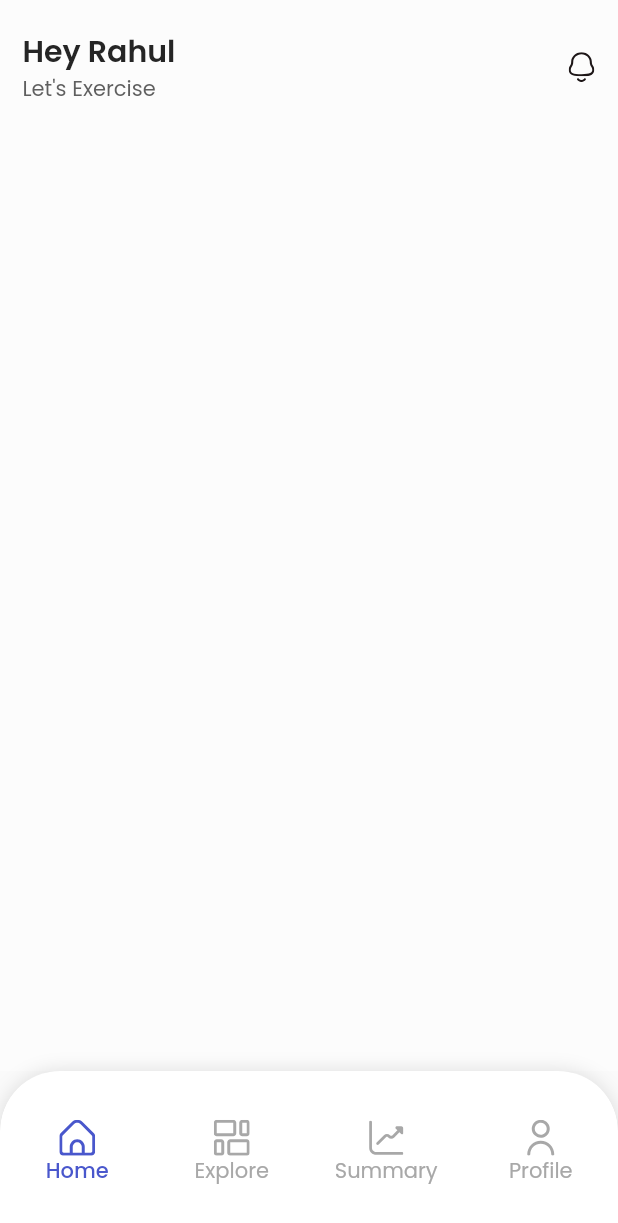
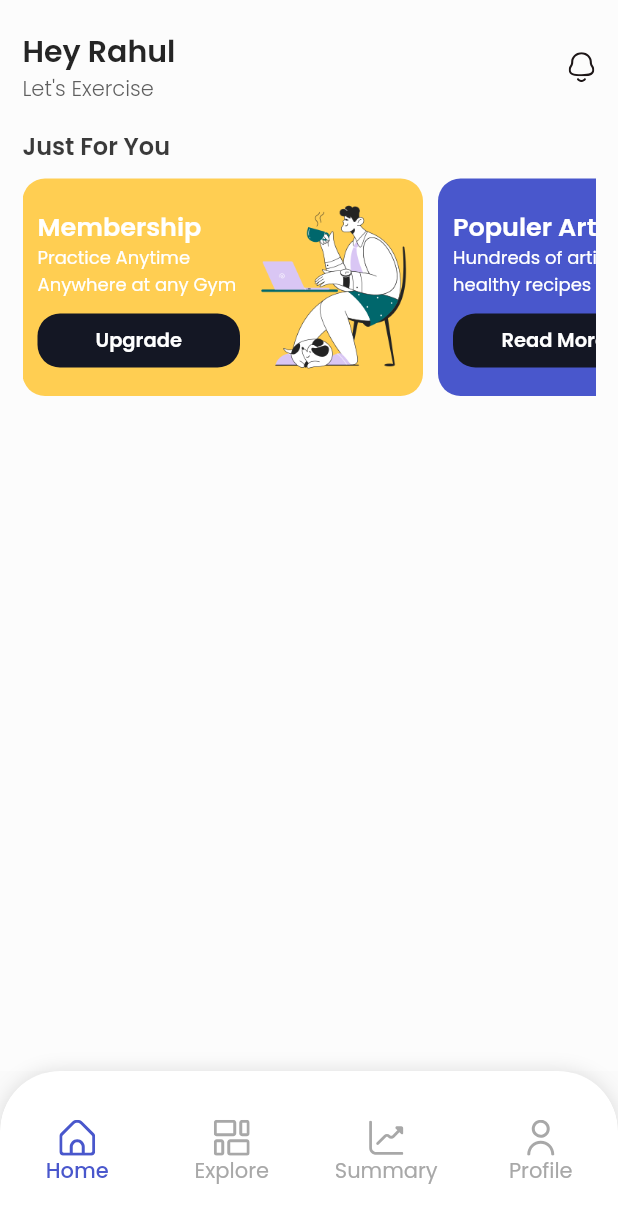
Before and after one commit to Capstone-Project-Kelompok-6/Flutter, a Flutter app: the screen it shows after launch, on a phone screen of 412 x 824 dp. Shown: the top 1223 px of the screen. Run offline on Flutter 3.47's test engine with Material 2 defaults, Android fonts, the phone set to English and light mode, and no system bars; our stand-ins replace flutter_svg, google_fonts.

Commit message:
Add featureCard at home page

```diff
--- a/flutter_capstone_6/lib/component/colors.dart
+++ b/flutter_capstone_6/lib/component/colors.dart
@@ -17,4 +17,6 @@ const Color n20 = Color.fromARGB(255, 211, 211, 211);
 const Color n5 = Color.fromARGB(255, 234, 234, 234);
 const Color white = Color.fromARGB(255, 255, 255, 255);
 const Color whiteBg = Color.fromARGB(255, 252, 252, 252);
-const Color fontGrey = Color.fromARGB(255, 95, 95, 95);
+const Color fontLightGrey = Color.fromARGB(255, 95, 95, 95);
+const Color fontGrey = Color.fromARGB(255, 58, 58, 58);
+const Color btnBlack = Color.fromARGB(255, 20, 23, 36);
--- a/flutter_capstone_6/lib/screen/home_screen.dart
+++ b/flutter_capstone_6/lib/screen/home_screen.dart
@@ -24,7 +24,110 @@ class _HomeScreenState extends State<HomeScreen> {
           child: const AppBarContent(),
         ),
       ),
-      body: Container(),
+      body: SingleChildScrollView(
+        child: Container(
+          margin: const EdgeInsets.all(15),
+          child: Column(
+            crossAxisAlignment: CrossAxisAlignment.start,
+            children: [
+              const Text(
+                'Just For You',
+                style: TextStyle(
+                  color: fontGrey,
+                  fontSize: 16,
+                  fontWeight: FontWeight.w600,
+                ),
+              ),
+              SingleChildScrollView(
+                scrollDirection: Axis.horizontal,
+                child: Row(
+                  mainAxisAlignment: MainAxisAlignment.spaceEvenly,
+                  children: [
+                    featureCard(yellow, 'Membership',
+                        'Practice Anytime Anywhere at any Gym', 'Upgrade'),
+                    const SizedBox(width: 10),
+                    featureCard(violet, 'Populer Article',
+                        'Hundreds of articles & healthy recipes', 'Read More'),
+                    const SizedBox(width: 10),
+                    featureCard(orange, 'Workout Video',
+                        'Watching Anytime Anywhere at Home', 'Watch More'),
+                  ],
+                ),
+              ),
+            ],
+          ),
+        ),
+      ),
+    );
+  }
+
+  Widget featureCard(
+      Color color, String title, String subtitle, String btnTitle) {
+    return Container(
+      margin: const EdgeInsets.only(top: 10),
+      padding: const EdgeInsets.all(10),
+      decoration: BoxDecoration(
+        color: color,
+        borderRadius: const BorderRadius.all(Radius.circular(15)),
+      ),
+      child: Row(
+        mainAxisSize: MainAxisSize.min,
+        children: [
+          Column(
+            crossAxisAlignment: CrossAxisAlignment.start,
+            children: [
+              Text(
+                title,
+                style: const TextStyle(
+                  color: white,
+                  fontSize: 17,
+                  fontWeight: FontWeight.w600,
+                ),
+              ),
+              SizedBox(
+                width: 140,
+                child: Text(
+                  subtitle,
+                  style: const TextStyle(
+                    color: white,
+                    fontSize: 12,
+                  ),
+                ),
+              ),
+              const SizedBox(height: 10),
+              Container(
+                width: 135,
+                padding: const EdgeInsets.symmetric(horizontal: 15),
+                decoration: const BoxDecoration(
+                  borderRadius: BorderRadius.all(Radius.circular(15)),
+                  color: btnBlack,
+                ),
+                child: MaterialButton(
+                  onPressed: () {},
+                  padding: EdgeInsets.zero,
+                  materialTapTargetSize: MaterialTapTargetSize.shrinkWrap,
+                  child: Text(
+                    btnTitle,
+                    style: const TextStyle(
+                      color: white,
+                      fontSize: 13,
+                      fontWeight: FontWeight.w600,
+                    ),
+                  ),
+                ),
+              ),
+            ],
+          ),
+          const SizedBox(width: 8),
+          SizedBox(
+              width: 99,
+              height: 125,
+              child: Image.asset(
+                'assets/illus1.png',
+                fit: BoxFit.cover,
+              )),
+        ],
+      ),
     );
   }
 }
--- a/flutter_capstone_6/lib/widget/appbar_home.dart
+++ b/flutter_capstone_6/lib/widget/appbar_home.dart
@@ -33,8 +33,9 @@ class _AppBarContentState extends State<AppBarContent> {
                   Text(
                     "Let's Exercise",
                     style: TextStyle(
-                      color: fontGrey,
+                      color: fontLightGrey,
                       fontSize: 14,
+                      fontWeight: FontWeight.w300,
                     ),
                   ),
                 ],
```
Also changed, not shown: flutter_capstone_6/assets/illus1.png (added).
